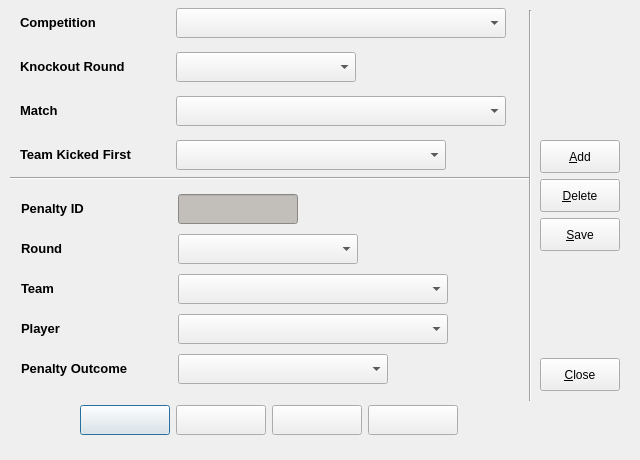
This is code/pyqt/gui/penshootout_entry.ui in soccermetrics/marcotti-desktop as Qt 5 draws it before an edit. The edited form follows.
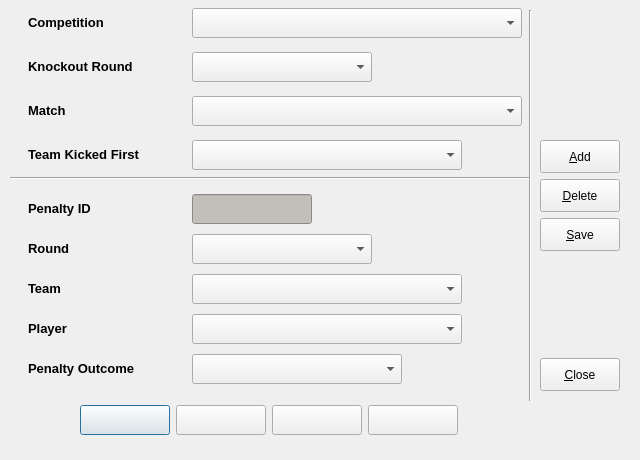
This is the edited form. Icons and pictures are not drawn.

Commit message: Changed layout spacing in Penalty Shootout UI, autocoded (#73)

Diff of the .ui file:
```diff
--- a/code/pyqt/gui/penshootout_entry.ui
+++ b/code/pyqt/gui/penshootout_entry.ui
@@ -296,12 +296,12 @@
     </item>
    </layout>
   </widget>
-  <widget class="QWidget" name="">
+  <widget class="QWidget" name="layoutWidget">
    <property name="geometry">
     <rect>
      <x>20</x>
      <y>0</y>
-     <width>488</width>
+     <width>511</width>
      <height>181</height>
     </rect>
    </property>
@@ -476,12 +476,12 @@
     </item>
    </layout>
   </widget>
-  <widget class="QWidget" name="">
+  <widget class="QWidget" name="layoutWidget">
    <property name="geometry">
     <rect>
      <x>20</x>
      <y>190</y>
-     <width>431</width>
+     <width>451</width>
      <height>201</height>
     </rect>
    </property>
```
The commit also changes 1 other file.
